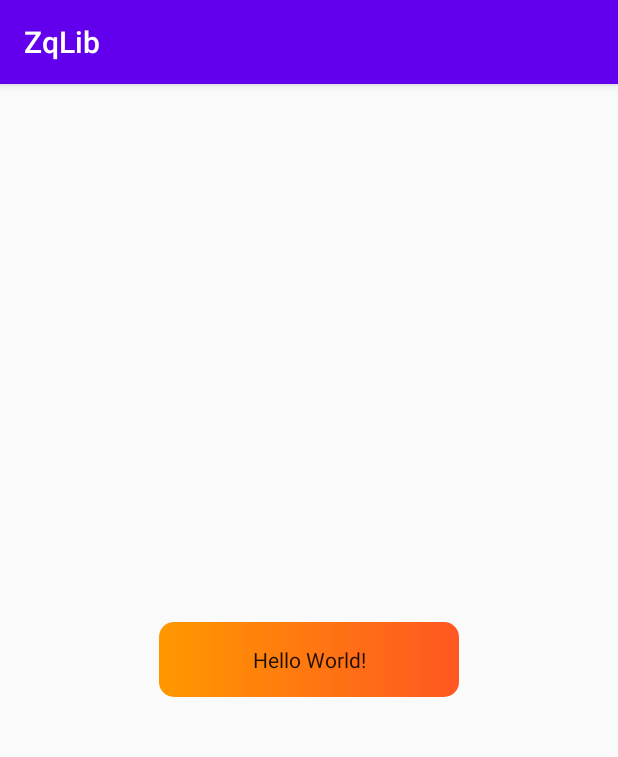
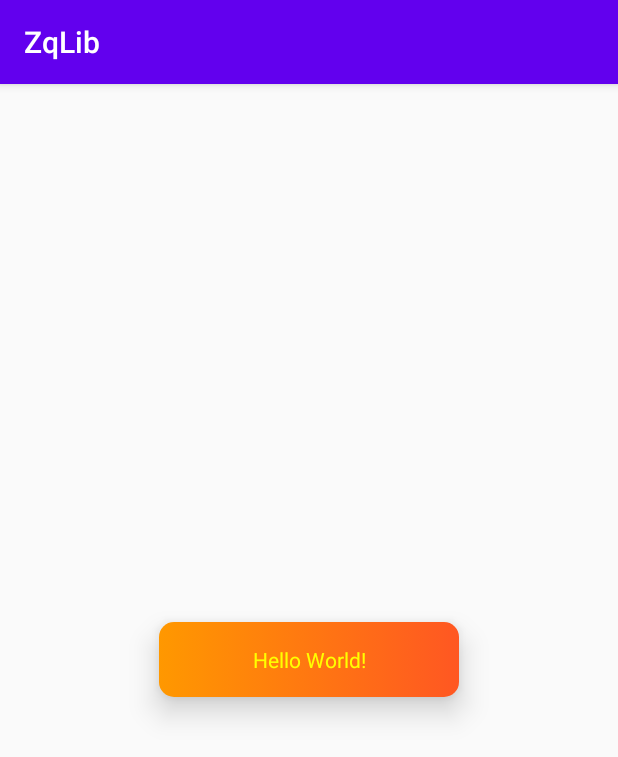
Before and after one commit to SmilingBoy/zqlib, an Android app: the screen it shows after launch (MainActivity), on a phone screen of 412 x 824 dp. Shown: the top 757 px of the screen. Run offline under Robolectric (Android 15) with nearby library versions, the phone set to English and light mode, and no system bars.

Commit message:
文字颜色

```diff
--- a/app/src/main/java/com/smile/zqlib/MainActivity.kt
+++ b/app/src/main/java/com/smile/zqlib/MainActivity.kt
@@ -2,11 +2,17 @@ package com.smile.zqlib
 
 import android.os.Bundle
 import androidx.appcompat.app.AppCompatActivity
+import kotlinx.android.synthetic.main.activity_main.*
 
 class MainActivity : AppCompatActivity() {
 
     override fun onCreate(savedInstanceState: Bundle?) {
         super.onCreate(savedInstanceState)
         setContentView(R.layout.activity_main)
+
+
+        tv_sm.setOnClickListener {
+            tv_sm.isSelected = !tv_sm.isSelected
+        }
     }
 }
--- a/app/src/main/res/layout/activity_main.xml
+++ b/app/src/main/res/layout/activity_main.xml
@@ -8,17 +8,23 @@
     tools:context=".MainActivity">
 
     <com.smile.zqview.SmTextView
+        android:id="@+id/tv_sm"
         android:layout_width="200dp"
         android:layout_height="50dp"
-        android:elevation="0dp"
+        android:elevation="12dp"
         android:gravity="center"
         android:text="Hello World!"
+        android:textColor="#FF0"
         app:sm_autoRound="false"
         app:sm_bgColor="#0FF"
         app:sm_bgColorFrom="#FF9800"
+        app:sm_bgColorFromSel="#090"
         app:sm_bgColorTo="#FF5722"
+        app:sm_bgColorToSel="#900"
+        app:sm_bgColor_sel="#FFFF11"
         app:sm_gradient="true"
         app:sm_gradient_orientation="LEFT_RIGHT"
-        app:sm_roundRadius="10dp" />
+        app:sm_roundRadius="10dp"
+        app:sm_textColorSel="@color/colorPrimary" />
 
 </LinearLayout>
--- a/zqview/src/main/java/com/smile/zqview/SmTextView.kt
+++ b/zqview/src/main/java/com/smile/zqview/SmTextView.kt
@@ -1,6 +1,7 @@
 package com.smile.zqview
 
 import android.content.Context
+import android.content.res.ColorStateList
 import android.content.res.Resources
 import android.graphics.Color
 import android.graphics.drawable.GradientDrawable
@@ -20,9 +21,22 @@ class SmTextView : AppCompatTextView {
     private var gradient = false
     private var gradientOrientation = 0
     private var bgColorFrom = Color.TRANSPARENT
+    private var bgColorFromSel = Color.TRANSPARENT
     private var bgColorTo = Color.TRANSPARENT
+    private var bgColorToSel = Color.TRANSPARENT
 
-    private lateinit var stateListDrawable: StateListDrawable
+    //文本
+    private var txtColor = Color.BLACK
+    private var txtColorSel = Color.BLACK
+
+    private lateinit var bgStateListDrawable: StateListDrawable
+    private lateinit var textColorStateList: ColorStateList
+
+    private val STATE_ENABLE = intArrayOf(android.R.attr.state_enabled)
+    private val STATE_UN_ENABLE = intArrayOf(-android.R.attr.state_selected)
+
+    private val STATE_NORMAL = intArrayOf(-android.R.attr.state_selected)
+    private val STATE_SELECT = intArrayOf(android.R.attr.state_selected)
 
     constructor(context: Context?) : this(context, null)
     constructor(context: Context?, attrs: AttributeSet?) : this(context, attrs, 0)
@@ -35,25 +49,36 @@ class SmTextView : AppCompatTextView {
     }
 
     private fun initViews(attrs: AttributeSet?) {
+
+
+        textColorStateList = textColors
+        val colorForState = textColorStateList.getColorForState(STATE_ENABLE, txtColor)
+
         attrs?.let {
 
             val a = context.obtainStyledAttributes(attrs, R.styleable.SmTextView)
 
             autoRound = a.getBoolean(R.styleable.SmTextView_sm_autoRound, false)
             bgColor = a.getColor(R.styleable.SmTextView_sm_bgColor, Color.TRANSPARENT)
+            bgColorSel = a.getColor(R.styleable.SmTextView_sm_bgColor_sel, bgColor)
             roundRadius = a.getDimension(R.styleable.SmTextView_sm_roundRadius, 0F)
 
             //渐变
             gradient = a.getBoolean(R.styleable.SmTextView_sm_gradient, false)
             bgColorFrom = a.getColor(R.styleable.SmTextView_sm_bgColorFrom, Color.TRANSPARENT)
+            bgColorFromSel = a.getColor(R.styleable.SmTextView_sm_bgColorFromSel, bgColorFrom)
             bgColorTo = a.getColor(R.styleable.SmTextView_sm_bgColorTo, Color.TRANSPARENT)
+            bgColorToSel = a.getColor(R.styleable.SmTextView_sm_bgColorToSel, bgColorTo)
             gradientOrientation = a.getInt(R.styleable.SmTextView_sm_gradient_orientation, 0)
+
+            //文本color
+            txtColor = a.getColor(R.styleable.SmTextView_sm_textColor, colorForState)
+            txtColorSel = a.getColor(R.styleable.SmTextView_sm_textColorSel, txtColor)
 
             a.recycle()
         }
 
-
-        stateListDrawable = if (background is StateListDrawable) {
+        bgStateListDrawable = if (background is StateListDrawable) {
             background as StateListDrawable
         } else {
             StateListDrawable()
@@ -65,27 +90,43 @@ class SmTextView : AppCompatTextView {
     override fun onSizeChanged(w: Int, h: Int, oldw: Int, oldh: Int) {
         super.onSizeChanged(w, h, oldw, oldh)
         setBg()
+        setTxtColor()
+    }
+
+    private fun setTxtColor() {
+        textColorStateList =
+            ColorStateList(arrayOf(STATE_NORMAL, STATE_SELECT), intArrayOf(txtColor, txtColorSel))
+        setTextColor(textColorStateList)
     }
 
 
     private fun setBg() {
 
-        val bg = GradientDrawable()
+        val bgNormal = GradientDrawable()
+        val bgSelect = GradientDrawable()
 
         if (autoRound) {
-            bg.cornerRadius = max(measuredWidth, measuredHeight).toFloat() / 2F
+            bgNormal.cornerRadius = max(measuredWidth, measuredHeight).toFloat() / 2F
+            bgSelect.cornerRadius = max(measuredWidth, measuredHeight).toFloat() / 2F
         } else {
-            bg.cornerRadius = roundRadius
+            bgNormal.cornerRadius = roundRadius
+            bgSelect.cornerRadius = roundRadius
         }
 
         if (gradient) {
-            bg.colors = intArrayOf(bgColorFrom, bgColorTo)
-            bg.orientation = getOrientation(gradientOrientation)
+            bgNormal.colors = intArrayOf(bgColorFrom, bgColorTo)
+            bgNormal.orientation = getOrientation(gradientOrientation)
+            bgSelect.colors = intArrayOf(bgColorFromSel, bgColorToSel)
+            bgSelect.orientation = getOrientation(gradientOrientation)
         } else {
-            bg.setColor(bgColor)
+            bgNormal.setColor(bgColor)
+            bgSelect.setColor(bgColorSel)
         }
 
-        background = bg
+        bgStateListDrawable.addState(STATE_NORMAL, bgNormal)
+        bgStateListDrawable.addState(STATE_SELECT, bgSelect)
+
+        background = bgStateListDrawable
     }
 
     private fun getOrientation(o: Int): GradientDrawable.Orientation {
--- a/zqview/src/main/res/values/attrs.xml
+++ b/zqview/src/main/res/values/attrs.xml
@@ -18,8 +18,11 @@
             <enum name="TL_BR" value="7" />
         </attr>
         <attr name="sm_bgColorFrom" format="color" />
+        <attr name="sm_bgColorFromSel" format="color" />
         <attr name="sm_bgColorTo" format="color" />
-
+        <attr name="sm_bgColorToSel" format="color" />
+        <attr name="sm_textColor" format="color" />
+        <attr name="sm_textColorSel" format="color" />
 
     </declare-styleable>
 
```
Also changed, not shown: 1 other file.
